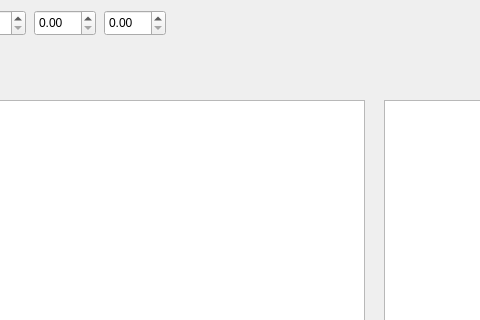
The window that mainwindow.ui (Tik-tak753/curs2025) describes before a commit, drawn with Qt 5; both pictures show x 356 to 836 and y 0 to 320 of the 1221 by 604 pixel window.
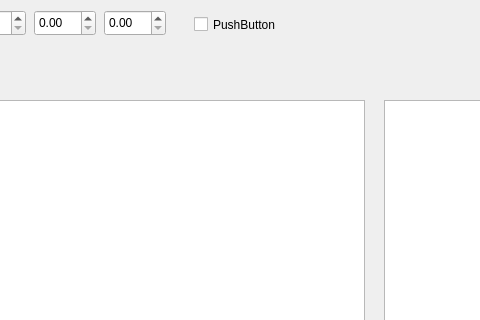
The same window after the commit.

The edit to the form file:
```diff
--- a/mainwindow.ui
+++ b/mainwindow.ui
@@ -103,6 +103,19 @@
      </rect>
     </property>
    </widget>
+   <widget class="QCheckBox" name="manualButton">
+    <property name="geometry">
+     <rect>
+      <x>550</x>
+      <y>10</y>
+      <width>93</width>
+      <height>29</height>
+     </rect>
+    </property>
+    <property name="text">
+     <string>PushButton</string>
+    </property>
+   </widget>
   </widget>
   <widget class="QMenuBar" name="menubar">
    <property name="geometry">
```
